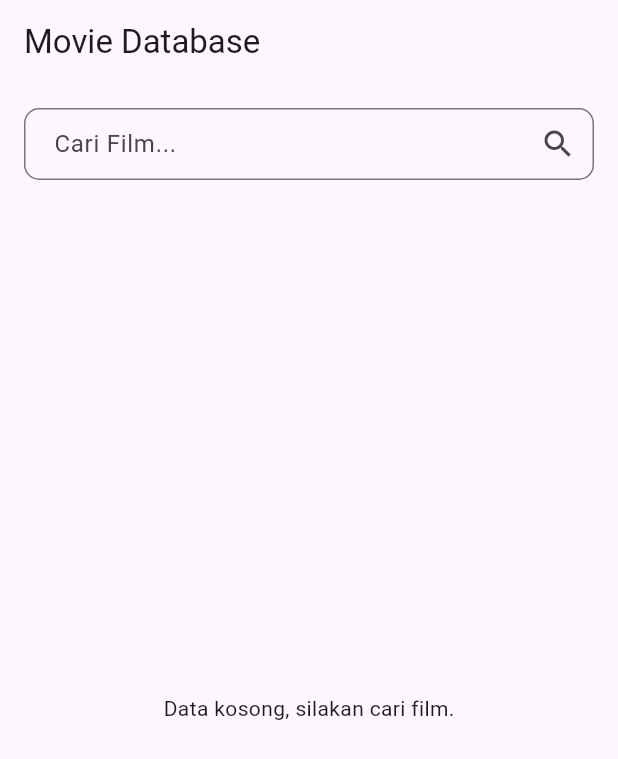
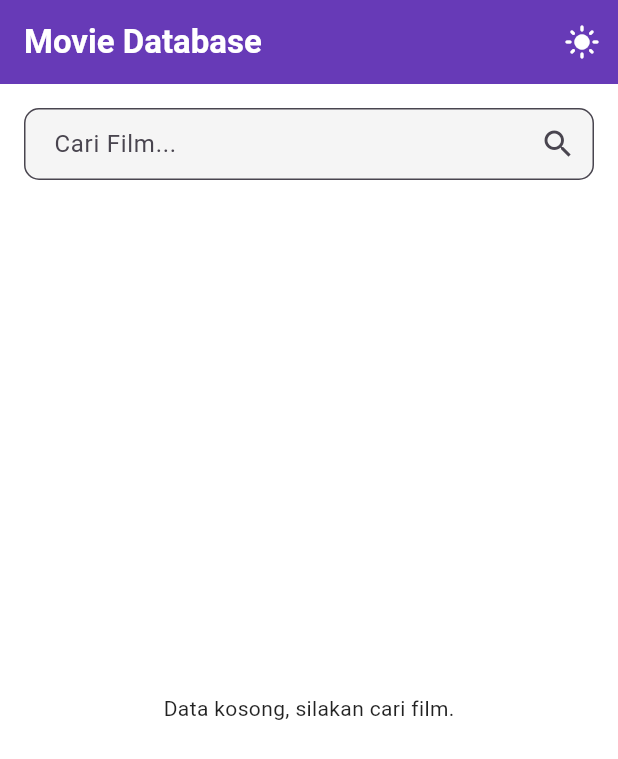
Before and after one commit to imamashshidqi/learn-flutter-mvvm, a Flutter app: the screen it shows after launch, on a phone screen of 412 x 824 dp. Shown: the top 759 px of the screen. Run offline on Flutter 3.47's test engine with Material 3 defaults, Android fonts, the phone set to English and light mode, and no system bars; our stand-ins replace flutter_dotenv, get.

Commit message:
Praktikum P10

```diff
--- /dev/null
+++ b/lib/core/theme/app_theme.dart
@@ -0,0 +1,35 @@
+import 'package:flutter/material.dart';
+
+class AppTheme {
+  static final light = ThemeData(
+    brightness: Brightness.light,
+    primarySwatch: Colors.deepPurple,
+    scaffoldBackgroundColor: Colors.white,
+    appBarTheme: AppBarTheme(
+      backgroundColor: Colors.deepPurple,
+      foregroundColor: Colors.white,
+      elevation: 0,
+    ),
+    cardColor: Colors.grey[100],
+    textTheme: TextTheme(
+      bodyMedium: TextStyle(color: Colors.black87),
+      titleLarge: TextStyle(color: Colors.black87, fontWeight: FontWeight.bold),
+    ),
+  );
+
+  static final dark = ThemeData(
+    brightness: Brightness.dark,
+    primarySwatch: Colors.deepPurple,
+    scaffoldBackgroundColor: Color.fromARGB(255, 18, 18, 18),
+    appBarTheme: AppBarTheme(
+      backgroundColor: Color.fromARGB(255, 31, 31, 31),
+      foregroundColor: Colors.white,
+      elevation: 0,
+    ),
+    cardColor: Color.fromARGB(255, 44, 44, 44),
+    textTheme: TextTheme(
+      bodyMedium: TextStyle(color: Colors.white),
+      titleLarge: TextStyle(color: Colors.white, fontWeight: FontWeight.bold),
+    ),
+  );
+}
--- a/lib/data/repositories/movie_repository.dart
+++ b/lib/data/repositories/movie_repository.dart
@@ -11,6 +11,7 @@ class MovieRepository {
   Future<List<Movie>> fetchMovies(String query) async {
     try {
       final rawData = await _omdbService.getMovies(query);
+
       return rawData.map((json) => Movie.fromJson(json)).toList();
     } catch (e) {
       rethrow;
--- a/lib/main.dart
+++ b/lib/main.dart
@@ -3,6 +3,8 @@ import 'package:flutter_dotenv/flutter_dotenv.dart';
 import 'package:flutter_mvvm/routes/app_pages.dart';
 import 'package:flutter_mvvm/routes/app_routes.dart';
 import 'package:get/get.dart';
+import 'package:flutter_mvvm/core/theme/app_theme.dart';
+import 'package:flutter_mvvm/view_models/theme_controller.dart';
 
 void main() async {
   WidgetsFlutterBinding.ensureInitialized();
@@ -18,6 +20,11 @@ class MyApp extends StatelessWidget {
   Widget build(BuildContext context) {
     return GetMaterialApp(
       debugShowCheckedModeBanner: false,
+      initialBinding: BindingsBuilder(() {
+        Get.put(ThemeController());
+      }),
+      theme: AppTheme.light,
+      darkTheme: AppTheme.dark,
       initialRoute: Routes.home,
       getPages: AppPages.pages,
     );
--- a/lib/models/movie_detail_model.dart
+++ b/lib/models/movie_detail_model.dart
@@ -1,5 +1,4 @@
 import 'package:flutter_dotenv/flutter_dotenv.dart';
-import 'package:flutter_mvvm/models/movie_model.dart';
 
 class MovieDetail {
   final String title;
@@ -8,6 +7,7 @@ class MovieDetail {
   final String plot;
   final String director;
   final String genre;
+  final String imdbID;
 
   MovieDetail({
     required this.title,
@@ -16,6 +16,7 @@ class MovieDetail {
     required this.plot,
     required this.director,
     required this.genre,
+    required this.imdbID,
   });
 
   factory MovieDetail.fromJson(Map<String, dynamic> json) {
@@ -28,6 +29,7 @@ class MovieDetail {
       plot: json['Plot'] ?? 'Deskripsi tidak tersedia',
       director: json['Director'] ?? 'N/A',
       genre: json['Genre'] ?? 'N/A',
+      imdbID: json['imdbID'] ?? '',
     );
   }
 }
--- a/lib/routes/app_pages.dart
+++ b/lib/routes/app_pages.dart
@@ -14,9 +14,11 @@ class AppPages {
       page: () => MovieView(),
       binding: BindingsBuilder(() {
         Get.lazyPut(() => OmdbService());
+
         Get.lazyPut(
           () => MovieRepository(omdbService: Get.find<OmdbService>()),
         );
+
         Get.lazyPut(
           () => MovieController(repository: Get.find<MovieRepository>()),
         );
--- a/lib/routes/app_routes.dart
+++ b/lib/routes/app_routes.dart
@@ -1,4 +1,4 @@
 abstract class Routes {
-  static const home = "/";
-  static const detail = "/detail";
+  static const home = '/';
+  static const detail = '/detail';
 }
--- a/lib/view_models/movie_controller.dart
+++ b/lib/view_models/movie_controller.dart
@@ -8,6 +8,7 @@ class MovieController extends GetxController {
   MovieController({required MovieRepository repository})
     : _repository = repository;
 
+  // State
   var movieList = <Movie>[].obs;
   var isLoading = false.obs;
   var errorMessage = ''.obs;
@@ -25,10 +26,10 @@ class MovieController extends GetxController {
         movieList.value = movies;
       } else {
         movieList.clear();
-        errorMessage.value = "Film tidak ditemukan!";
+        errorMessage.value = 'Film tidak ditemukan';
       }
     } catch (e) {
-      errorMessage.value = "Terjadi kesalahan: $e";
+      errorMessage.value = 'Terjadi kesalahan: $e';
     } finally {
       isLoading.value = false;
     }
--- /dev/null
+++ b/lib/view_models/theme_controller.dart
@@ -0,0 +1,12 @@
+import 'package:flutter/material.dart';
+import 'package:get/get.dart';
+
+class ThemeController extends GetxController {
+  var isDarkMode = false.obs;
+
+  void toggleTheme() {
+    isDarkMode.toggle();
+
+    Get.changeThemeMode(isDarkMode.value ? ThemeMode.dark : ThemeMode.light);
+  }
+}
--- a/lib/views/movie_view.dart
+++ b/lib/views/movie_view.dart
@@ -2,16 +2,39 @@ import 'package:flutter/material.dart';
 import 'package:flutter_mvvm/routes/app_routes.dart';
 import 'package:get/get.dart';
 import 'package:flutter_mvvm/view_models/movie_controller.dart';
+import 'package:flutter_mvvm/view_models/theme_controller.dart';
 
 class MovieView extends GetView<MovieController> {
   final TextEditingController searchController = TextEditingController();
+
+  final ThemeController themeController = Get.find();
 
   MovieView({super.key});
 
   @override
   Widget build(BuildContext context) {
     return Scaffold(
-      appBar: AppBar(title: Text("Movie Database")),
+      appBar: AppBar(
+        title: Text("Movie Database"),
+        actions: [
+          Obx(
+            () => IconButton(
+              icon: AnimatedSwitcher(
+                duration: Duration(milliseconds: 300),
+                transitionBuilder: (child, animation) =>
+                    RotationTransition(turns: animation, child: child),
+                child: Icon(
+                  themeController.isDarkMode.value
+                      ? Icons.dark_mode
+                      : Icons.light_mode,
+                  key: ValueKey(themeController.isDarkMode.value),
+                ),
+              ),
+              onPressed: themeController.toggleTheme,
+            ),
+          ),
+        ],
+      ),
       body: Padding(
         padding: const EdgeInsets.all(16.0),
         child: Column(
@@ -35,6 +58,8 @@ class MovieView extends GetView<MovieController> {
                   horizontal: 16,
                   vertical: 0,
                 ),
+                filled: true,
+                fillColor: Theme.of(context).cardColor,
               ),
               onSubmitted: (val) => controller.searchMovies(val),
             ),
@@ -65,7 +90,17 @@ class MovieView extends GetView<MovieController> {
                   itemBuilder: (context, index) {
                     final movie = controller.movieList[index];
 
-                    return GestureDetector(
+                    return TweenAnimationBuilder<double>(
+                      tween: Tween(begin: 0.0, end: 1.0),
+                      duration: Duration(milliseconds: 400 + (index * 50)),
+                      curve: Curves.easeOut,
+                      builder: (context, value, child) {
+                        return Transform.translate(
+                          offset: Offset(0, 50 * (1 - value)),
+                          child: Opacity(opacity: value, child: child),
+                        );
+                      },
+                      child: GestureDetector(
                         onTap: () {
                           // Navigasi ke Detail
                           Get.toNamed(Routes.detail, arguments: movie.imdbID);
@@ -84,10 +119,12 @@ class MovieView extends GetView<MovieController> {
                                   borderRadius: BorderRadius.vertical(
                                     top: Radius.circular(12),
                                   ),
+                                  child: Hero(
+                                    tag: movie.imdbID,
                                     child: Image.network(
                                       movie.poster,
-                                  fit:
-                                      BoxFit.cover, // Gambar full memenuhi area
+                                      fit: BoxFit
+                                          .cover, // Gambar full memenuhi area
                                       errorBuilder: (ctx, error, stack) =>
                                           Container(
                                             color: Colors.grey[300],
@@ -107,6 +144,7 @@ class MovieView extends GetView<MovieController> {
                                     ),
                                   ),
                                 ),
+                              ),
 
                               // 2. Bagian Teks (Judul & Tahun)
                               Padding(
@@ -116,26 +154,25 @@ class MovieView extends GetView<MovieController> {
                                   children: [
                                     Text(
                                       movie.title,
-                                    maxLines: 2, // Maksimal 2 baris
+                                      maxLines: 1, // Maksimal 2 baris
                                       overflow: TextOverflow
                                           .ellipsis, // ... jika kepanjangan
-                                    style: TextStyle(
-                                      fontWeight: FontWeight.bold,
-                                      fontSize: 14,
-                                    ),
+                                      style: Theme.of(
+                                        context,
+                                      ).textTheme.titleSmall,
                                     ),
                                     SizedBox(height: 4),
                                     Text(
                                       movie.year,
-                                    style: TextStyle(
-                                      color: Colors.grey[600],
-                                      fontSize: 12,
-                                    ),
+                                      style: Theme.of(
+                                        context,
+                                      ).textTheme.bodySmall,
                                     ),
                                   ],
                                 ),
                               ),
                             ],
+                          ),
                         ),
                       ),
                     );
```
Also changed, not shown: lib/data/services/omdb_service.dart (+6 -4 lines), lib/view_models/movie_detail_controller.dart (+4 -3 lines), lib/views/movie_detail_view.dart (+123 -29 lines). Lines whose indentation alone changed are shown as unchanged.
